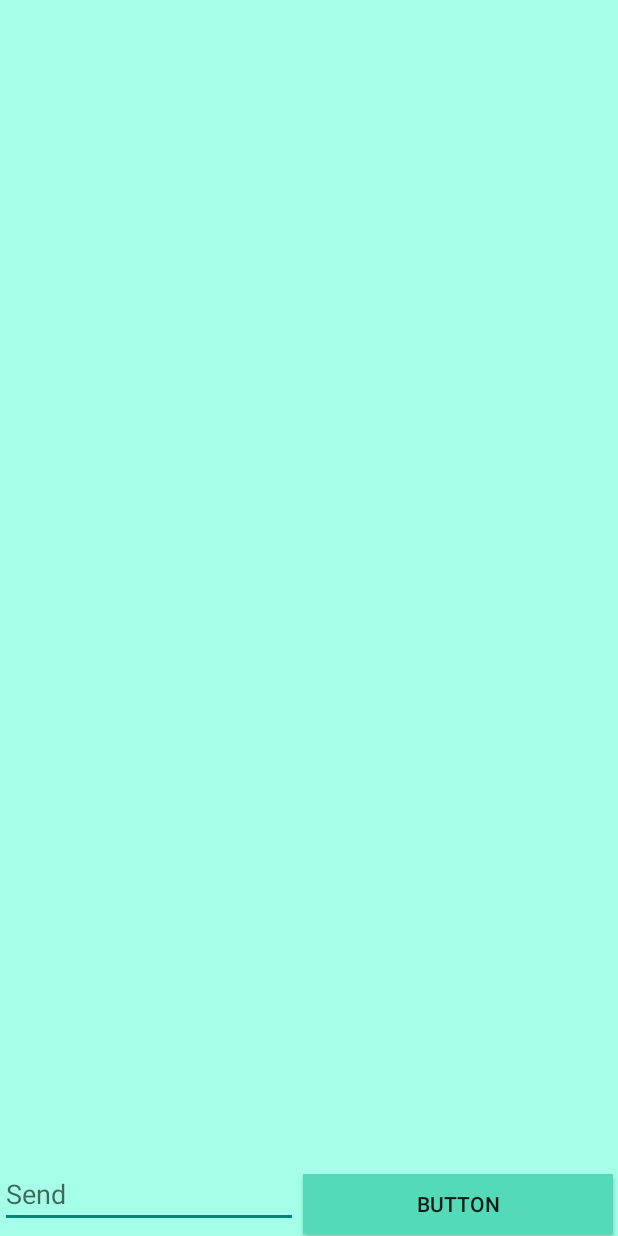
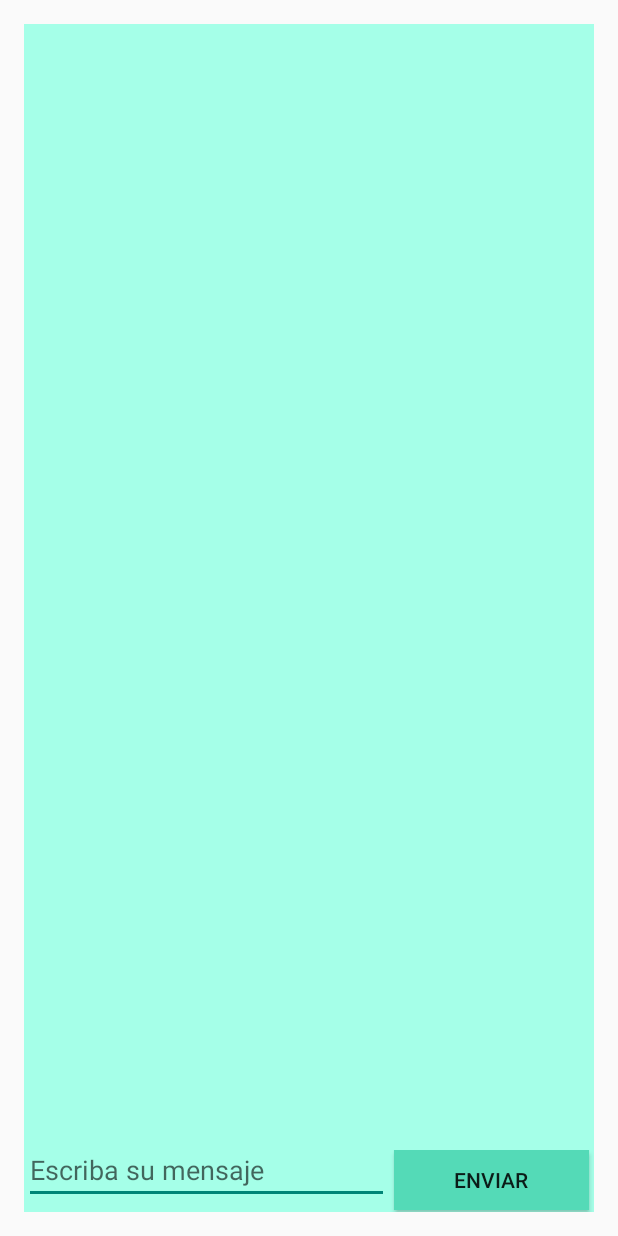
Before and after one commit to AguilaCudicio/tallerII, an Android app: the layout footer_chat.xml on its own in the app's theme, with its tools: preview values and no code run, on a phone screen of 412 x 824 dp. Run offline under Robolectric (Android 15) with nearby library versions, the phone set to English and light mode, and no system bars.

Commit message:
Fix login automatico. Chat activity se actualiza

```diff
--- a/cliente/MensajerO/app/src/main/java/fiuba/mensajero/LoginRegActivity.java
+++ b/cliente/MensajerO/app/src/main/java/fiuba/mensajero/LoginRegActivity.java
@@ -36,11 +36,12 @@ public class LoginRegActivity extends ActionBarActivity implements MyResultRecei
         SharedPreferences sharedPref = getSharedPreferences("appdata", 0);
         SharedPreferences.Editor editor = sharedPref.edit();
         editor.putString("user", user);
-        editor.commit();
 
         final EditText pass = (EditText) findViewById(R.id.editTextPass);
         String password = pass.getText().toString();
+        editor.putString("password", password);
 
+        editor.commit();
         logIn(user, password);
     }
 
@@ -95,13 +96,14 @@ public class LoginRegActivity extends ActionBarActivity implements MyResultRecei
                     Log.i("TOKEN OBTENIDO: ", token);
                     Intent flist = new Intent(this, ListViewFriendsActivity.class);
                     startActivity(flist);
-                    finish();
+
                 }
                 break;
             case NetworkService.ERROR:
                 SharedPreferences sharedPref = getSharedPreferences("appdata", 0);
                 SharedPreferences.Editor editor = sharedPref.edit();
                 editor.remove("user");
+                editor.remove("password");
                 editor.commit();
                 AlertDialog alerta = new AlertDialog.Builder(this).create();
                 alerta.setTitle("Error");
--- a/cliente/MensajerO/app/src/main/res/layout/footer_chat.xml
+++ b/cliente/MensajerO/app/src/main/res/layout/footer_chat.xml
@@ -1,6 +1,10 @@
 <?xml version="1.0" encoding="utf-8"?>
-<RelativeLayout xmlns:android="http://schemas.android.com/apk/res/android" android:layout_height="match_parent"
-    android:layout_width="match_parent">
+<RelativeLayout xmlns:android="http://schemas.android.com/apk/res/android" xmlns:tools="http://schemas.android.com/tools" android:layout_width="match_parent"
+    android:layout_height="match_parent" android:paddingLeft="@dimen/activity_horizontal_margin"
+    android:paddingRight="@dimen/activity_horizontal_margin"
+    android:paddingTop="@dimen/activity_vertical_margin"
+    android:paddingBottom="@dimen/activity_vertical_margin"
+    tools:context="fiuba.mensajero.ChatActivity">
 
     <LinearLayout
         android:layout_width="fill_parent"
@@ -16,7 +20,6 @@
         android:layout_width="wrap_content"
         android:layout_gravity="bottom"
         android:layout_height="40dp"
-
         android:layout_marginRight="3dp"
         android:layout_marginTop="1dp"
         android:hint="@string/send_message" />
@@ -28,8 +31,9 @@
         android:layout_marginRight="3dp"
         android:layout_marginTop="1dp"
         android:layout_weight="1"
-        android:text="button"
+        android:text="@string/button_send"
         android:background="#54DAB7"
+        android:onClick="handEnviar"
         />
     </LinearLayout>
     <ListView android:layout_height="fill_parent" android:layout_width="match_parent"
--- a/cliente/MensajerO/app/src/main/res/values/strings.xml
+++ b/cliente/MensajerO/app/src/main/res/values/strings.xml
@@ -1,8 +1,8 @@
 <resources>
     <string name="app_name">MensajerO</string>
     <string name="edit_message">Enter a message</string>
-    <string name="send_message">Send</string>
-    <string name="button_send">Send</string>
+    <string name="send_message">Escriba su mensaje</string>
+    <string name="button_send">Enviar</string>
     <string name="activity_chat">My Message</string>
     <string name="action_settings">Settings</string>
     <string name="title_activity_login">Login</string>
```
Also changed, not shown: cliente/MensajerO/app/src/main/java/fiuba/mensajero/ChatActivity.java (+105 -13 lines), cliente/MensajerO/app/src/main/java/fiuba/mensajero/ListViewFriendsActivity.java (+10 -3 lines), 1 other file.
